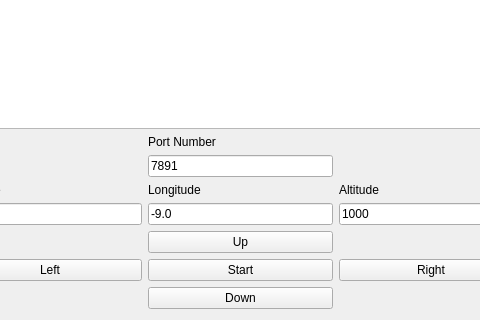
This is widget.ui in GuilhermeGSousa/TCAS as Qt 5 draws it before an edit; both pictures show x 243 to 723 and y 427 to 747 of the 967 by 747 pixel window. The edited form follows.
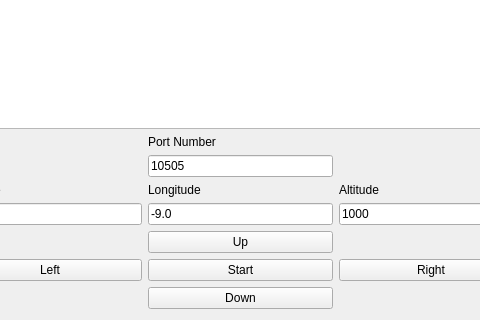
This is the edited form.

```diff
--- a/widget.ui
+++ b/widget.ui
@@ -97,7 +97,7 @@
       <string>Port Number</string>
      </property>
      <property name="text">
-      <string>7891</string>
+      <string>10505</string>
      </property>
     </widget>
    </item>
```
